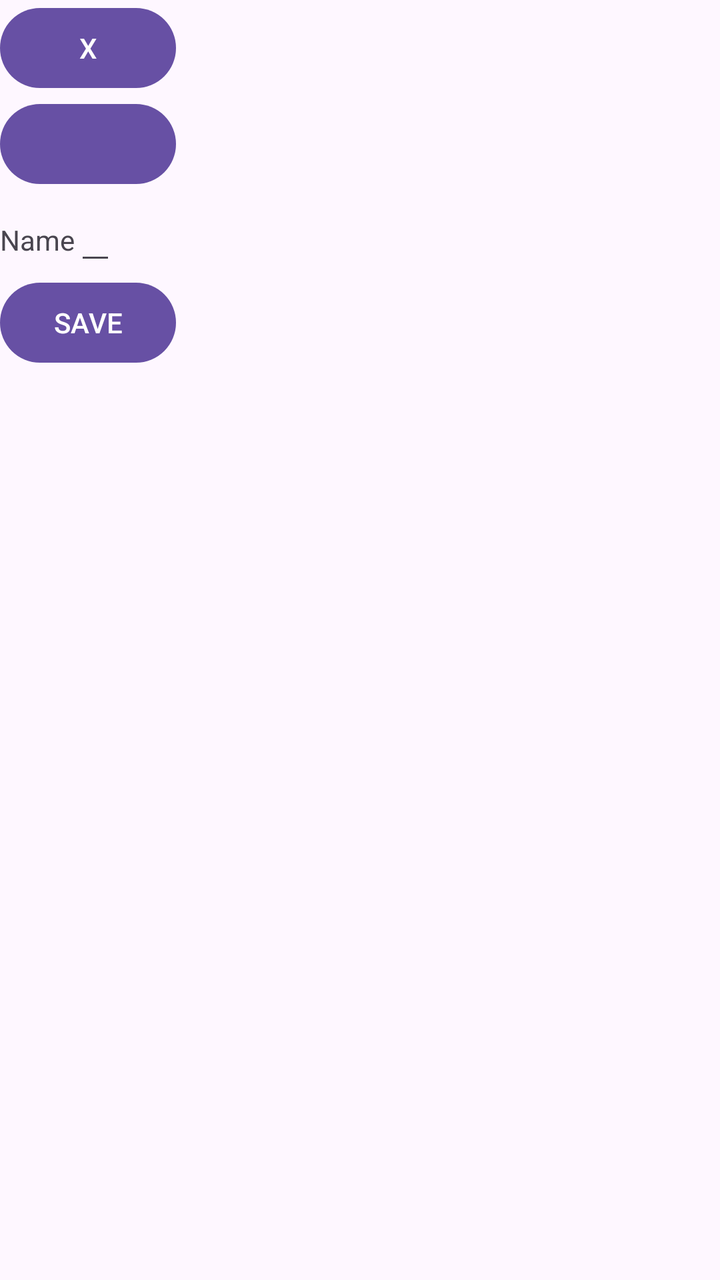
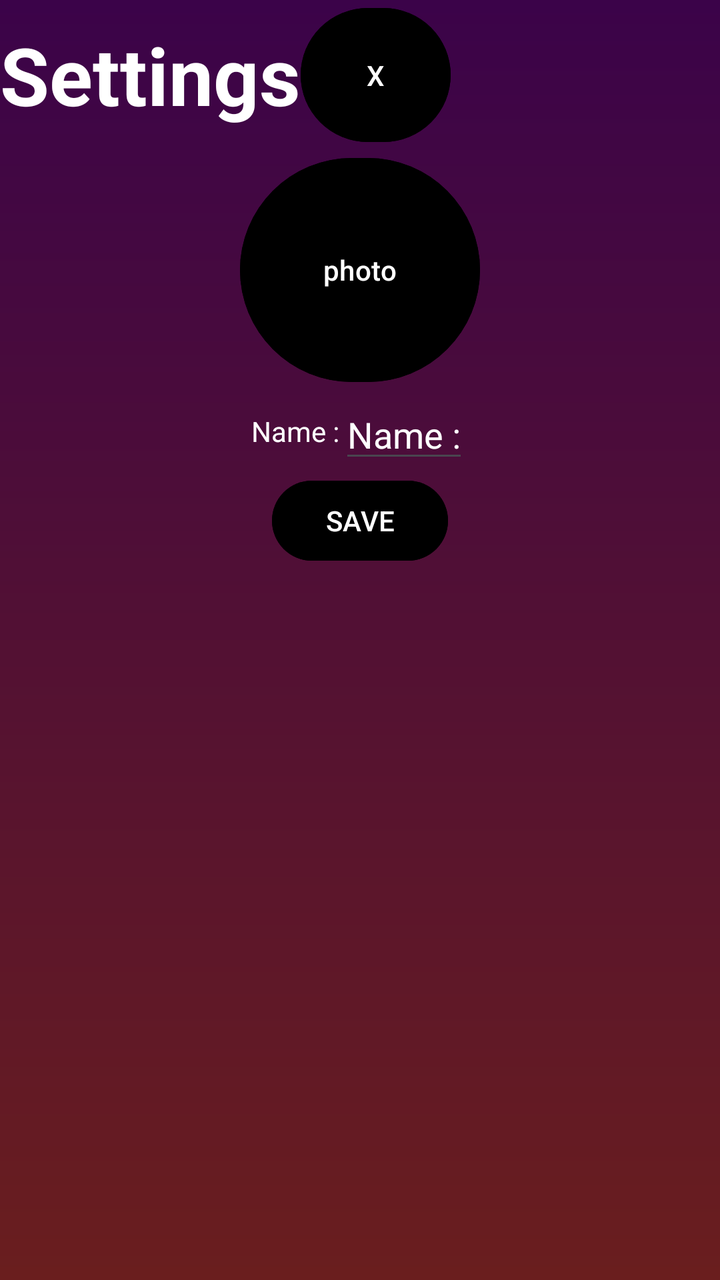

Two renders of the same Android screen: before a commit and after it. Below are the layout's source before the change and the commit's diff.
<!-- AndroidManifest.xml: application theme Theme.Rien_a_Cacher -->
<!-- res/layout/profile.xml -->
<?xml version="1.0" encoding="utf-8"?>
<LinearLayout
    xmlns:android="http://schemas.android.com/apk/res/android"
    android:orientation="vertical"
    android:layout_width="match_parent"
    android:layout_height="match_parent">

    <Button
        android:id="@+id/btnClose"
        android:layout_width="wrap_content"
        android:layout_height="wrap_content"
        android:text="@string/close" />

    <Button
        android:id="@+id/btnEditPhoto"
        android:layout_width="wrap_content"
        android:layout_height="wrap_content" />

    <LinearLayout
        android:layout_width="wrap_content"
        android:layout_height="wrap_content"
        android:orientation="horizontal">

        <TextView
            android:id="@+id/textNameUser"
            android:layout_width="wrap_content"
            android:layout_height="wrap_content"
            android:text="@string/nameUser" />

        <EditText
            android:id="@+id/editTextNameUser"
            android:layout_width="wrap_content"
            android:layout_height="wrap_content" />

    </LinearLayout>

    <Button
        android:id="@+id/btnSaveProfile"
        android:layout_width="wrap_content"
        android:layout_height="wrap_content"
        android:text="@string/save"/>
</LinearLayout>
<!-- resources referenced by this layout -->
<resources>
  <string name="close">X</string>
  <string name="nameUser">Name</string>
  <string name="save">SAVE</string>
  <style name="Theme.Rien_a_Cacher" parent="Base.Theme.Rien_a_Cacher" />
  <style name="Base.Theme.Rien_a_Cacher" parent="Theme.Material3.DayNight.NoActionBar">
          
          
      </style>
</resources>

<!-- the commit's change to res/layout/profile.xml (unified diff, before → after) -->
@@ -1,42 +1,73 @@
 <?xml version="1.0" encoding="utf-8"?>
 <LinearLayout
     xmlns:android="http://schemas.android.com/apk/res/android"
-    android:orientation="vertical"
+    android:id="@+id/setting"
     android:layout_width="match_parent"
-    android:layout_height="match_parent">
+    android:layout_height="match_parent"
+    android:background="@drawable/background_gradient"
+    android:orientation="vertical">
 
-    <Button
-        android:id="@+id/btnClose"
-        android:layout_width="wrap_content"
+    <LinearLayout
+        android:layout_width="match_parent"
         android:layout_height="wrap_content"
-        android:text="@string/close" />
+        android:orientation="horizontal">
+
+        <TextView
+            android:layout_width="wrap_content"
+            android:layout_height="wrap_content"
+            android:layout_gravity="center"
+            android:text="@string/textSetting"
+            android:textColor="#fff"
+            android:textSize="40sp"
+            android:textStyle="bold" />
+
+        <Button
+            android:id="@+id/btnClose"
+            android:layout_width="75sp"
+            android:layout_height="75sp"
+            android:layout_gravity="end"
+            android:backgroundTint="#000"
+            android:text="@string/close"
+            android:textColor="#fff" />
+    </LinearLayout>
 
     <Button
         android:id="@+id/btnEditPhoto"
-        android:layout_width="wrap_content"
-        android:layout_height="wrap_content" />
+        android:layout_width="120sp"
+        android:layout_height="120sp"
+        android:layout_gravity="center"
+        android:backgroundTint="#000"
+        android:text="photo"
+        android:textColor="#fff" />
 
     <LinearLayout
         android:layout_width="wrap_content"
         android:layout_height="wrap_content"
-        android:orientation="horizontal">
+        android:orientation="horizontal"
+        android:layout_gravity="center">
 
         <TextView
             android:id="@+id/textNameUser"
             android:layout_width="wrap_content"
             android:layout_height="wrap_content"
-            android:text="@string/nameUser" />
+            android:layout_gravity="center"
+            android:text="@string/nameUser"
+            android:textColor="#fff" />
 
         <EditText
             android:id="@+id/editTextNameUser"
             android:layout_width="wrap_content"
-            android:layout_height="wrap_content" />
-
+            android:layout_height="wrap_content"
+            android:text="@string/nameUser"
+            android:textColor="#fff" />
     </LinearLayout>
 
     <Button
         android:id="@+id/btnSaveProfile"
         android:layout_width="wrap_content"
         android:layout_height="wrap_content"
-        android:text="@string/save"/>
+        android:layout_gravity="center"
+        android:backgroundTint="#000"
+        android:text="@string/save"
+        android:textColor="#fff"/>
 </LinearLayout>
<!-- resource entries referenced after the edit -->
@@ -1,8 +1,20 @@
 <!-- resources referenced by this layout -->
 <resources>
+  <!-- drawable background_gradient (drawable) -->
+  <?xml version="1.0" encoding="utf-8"?>
+  <shape
+      xmlns:android="http://schemas.android.com/apk/res/android"
+      android:shape="rectangle">
+      <gradient
+          android:type="linear"
+          android:startColor="#3B0349"
+          android:endColor="#6A1E1E"
+          android:angle="200" />
+  </shape>
   <string name="close">X</string>
-  <string name="nameUser">Name</string>
+  <string name="nameUser">Name :</string>
   <string name="save">SAVE</string>
+  <string name="textSetting">Settings</string>
   <style name="Theme.Rien_a_Cacher" parent="Base.Theme.Rien_a_Cacher" />
   <style name="Base.Theme.Rien_a_Cacher" parent="Theme.Material3.DayNight.NoActionBar">
           
